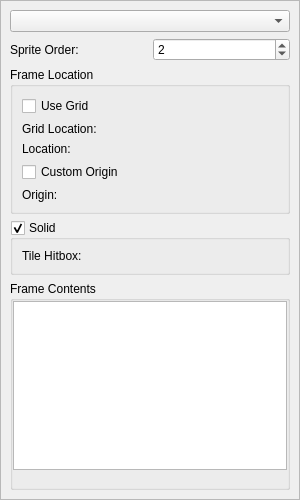
Old version of the form src/gui-qt/metasprite/spriteimporter/framedock.ui in the repository undisbeliever/untech-editor.
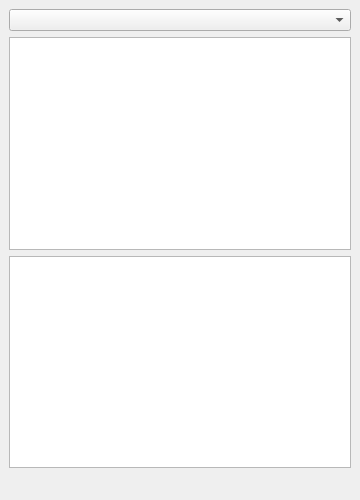
New version of the form. Custom widgets are drawn as their Qt base class.

Commit message:
Rewrite MS/SI GUI to use PropertyListManager
This commit rewrites the MetaSprite/SpriteImporter GUI to use a
PropertyListManager to handle the GUI for:

    * MetaSprite FrameSet
    * MetaSprite Frame
    * SpriteImporter FrameSet
    * SpriteImporter Frame
    * Animations

This rewrite was done for three reasons:

 1) Make the FrameSet editor consist with the other editors
 2) PropertyListView uses less screen space than a traditional GUI
 3) Make it easier to add new fields to the MS/SI GUI

What changed in the file:
```diff
--- a/src/gui-qt/metasprite/spriteimporter/framedock.ui
+++ b/src/gui-qt/metasprite/spriteimporter/framedock.ui
@@ -6,7 +6,7 @@
    <rect>
     <x>0</x>
     <y>0</y>
-    <width>300</width>
+    <width>360</width>
     <height>500</height>
    </rect>
   </property>
@@ -18,176 +18,12 @@
   </property>
   <widget class="QWidget" name="dockWidgetContents">
    <layout class="QVBoxLayout" name="verticalLayout">
-    <property name="leftMargin">
-     <number>0</number>
-    </property>
-    <property name="topMargin">
-     <number>0</number>
-    </property>
-    <property name="rightMargin">
-     <number>0</number>
-    </property>
-    <property name="bottomMargin">
-     <number>0</number>
-    </property>
-    <item>
-     <widget class="QScrollArea" name="scrollArea">
-      <property name="sizePolicy">
-       <sizepolicy hsizetype="MinimumExpanding" vsizetype="Expanding">
-        <horstretch>0</horstretch>
-        <verstretch>0</verstretch>
-       </sizepolicy>
-      </property>
-      <property name="horizontalScrollBarPolicy">
-       <enum>Qt::ScrollBarAlwaysOff</enum>
-      </property>
-      <property name="widgetResizable">
-       <bool>true</bool>
-      </property>
-      <widget class="QWidget" name="scrollAreaWidgetContents">
-       <property name="geometry">
-        <rect>
-         <x>0</x>
-         <y>0</y>
-         <width>298</width>
-         <height>479</height>
-        </rect>
-       </property>
-       <layout class="QVBoxLayout" name="scrollAreaLayout">
         <item>
          <widget class="QComboBox" name="frameComboBox"/>
         </item>
         <item>
-         <widget class="QWidget" name="frameWidget" native="true">
-          <layout class="QGridLayout" name="gridLayout">
-           <property name="leftMargin">
-            <number>0</number>
-           </property>
-           <property name="topMargin">
-            <number>0</number>
-           </property>
-           <property name="rightMargin">
-            <number>0</number>
-           </property>
-           <property name="bottomMargin">
-            <number>0</number>
-           </property>
-           <item row="0" column="0">
-            <widget class="QLabel" name="spriteOrderLabel">
-             <property name="text">
-              <string>Sprite Order:</string>
-             </property>
-            </widget>
-           </item>
-           <item row="0" column="1">
-            <widget class="QSpinBox" name="spriteOrder">
-             <property name="maximum">
-              <number>3</number>
-             </property>
-             <property name="value">
-              <number>2</number>
-             </property>
-            </widget>
-           </item>
-           <item row="1" column="0" colspan="2">
-            <widget class="QGroupBox" name="frameLocationBox">
-             <property name="title">
-              <string>Frame Location</string>
-             </property>
-             <layout class="QFormLayout" name="frameLocationLayout">
-              <item row="0" column="0" colspan="2">
-               <widget class="QCheckBox" name="useGridLocation">
-                <property name="text">
-                 <string>Use Grid</string>
-                </property>
-               </widget>
-              </item>
-              <item row="1" column="0">
-               <widget class="QLabel" name="gridLocationLabel">
-                <property name="text">
-                 <string>Grid Location:</string>
-                </property>
-               </widget>
-              </item>
-              <item row="1" column="1">
-               <widget class="PointWidget" name="gridLocation" native="true"/>
-              </item>
-              <item row="2" column="0">
-               <widget class="QLabel" name="frameLocationLabel">
-                <property name="text">
-                 <string>Location:</string>
-                </property>
-               </widget>
-              </item>
-              <item row="2" column="1">
-               <widget class="RectWidget" name="frameLocation" native="true"/>
-              </item>
-              <item row="3" column="0" colspan="2">
-               <widget class="QCheckBox" name="useCustomOrigin">
-                <property name="text">
-                 <string>Custom Origin</string>
-                </property>
-               </widget>
-              </item>
-              <item row="4" column="0">
-               <widget class="QLabel" name="originLabel">
-                <property name="text">
-                 <string>Origin:</string>
-                </property>
-               </widget>
-              </item>
-              <item row="4" column="1">
-               <widget class="PointWidget" name="origin" native="true"/>
-              </item>
-             </layout>
-            </widget>
-           </item>
-           <item row="2" column="0" colspan="2">
-            <widget class="QGroupBox" name="solid">
-             <property name="title">
-              <string>Solid</string>
-             </property>
-             <property name="checkable">
-              <bool>true</bool>
-             </property>
-             <layout class="QFormLayout" name="formLayout_2">
-              <item row="0" column="1">
-               <widget class="RectWidget" name="tileHitbox" native="true"/>
-              </item>
-              <item row="0" column="0">
-               <widget class="QLabel" name="tileHitboxLabel">
-                <property name="text">
-                 <string>Tile Hitbox:</string>
-                </property>
-               </widget>
-              </item>
-             </layout>
-            </widget>
-           </item>
-          </layout>
-         </widget>
-        </item>
-        <item>
-         <widget class="QGroupBox" name="frameContentsBox">
-          <property name="title">
-           <string>Frame Contents</string>
-          </property>
-          <layout class="QVBoxLayout" name="verticalLayout2">
-           <property name="spacing">
-            <number>0</number>
-           </property>
-           <property name="leftMargin">
-            <number>0</number>
-           </property>
-           <property name="topMargin">
-            <number>0</number>
-           </property>
-           <property name="rightMargin">
-            <number>0</number>
-           </property>
-           <property name="bottomMargin">
-            <number>0</number>
-           </property>
+     <widget class="PropertyListView" name="frameProperties"/>
+    </item>
            <item>
             <widget class="GuiQt::Accessor::MultipleSelectionTableView" name="frameContents">
              <property name="sizePolicy">
@@ -198,7 +34,7 @@
              </property>
              <property name="minimumSize">
               <size>
-               <width>0</width>
+        <width>330</width>
                <height>100</height>
               </size>
              </property>
@@ -225,13 +61,6 @@
            </item>
           </layout>
          </widget>
-        </item>
-       </layout>
-      </widget>
-     </widget>
-    </item>
-   </layout>
-  </widget>
  </widget>
  <customwidgets>
   <customwidget>
@@ -240,16 +69,9 @@
    <header>gui-qt/accessor/multipleselectiontableview.h</header>
   </customwidget>
   <customwidget>
-   <class>PointWidget</class>
-   <extends>QWidget</extends>
-   <header>gui-qt/common/widgets/pointwidget.h</header>
-   <container>1</container>
-  </customwidget>
-  <customwidget>
-   <class>RectWidget</class>
-   <extends>QWidget</extends>
-   <header>gui-qt/common/widgets/rectwidget.h</header>
-   <container>1</container>
+   <class>PropertyListView</class>
+   <extends>QTreeView</extends>
+   <header>gui-qt/common/properties/propertylistview.h</header>
   </customwidget>
  </customwidgets>
  <resources/>
```
Lines whose indentation alone changed are shown as unchanged. The commit also changes 33 other files.
